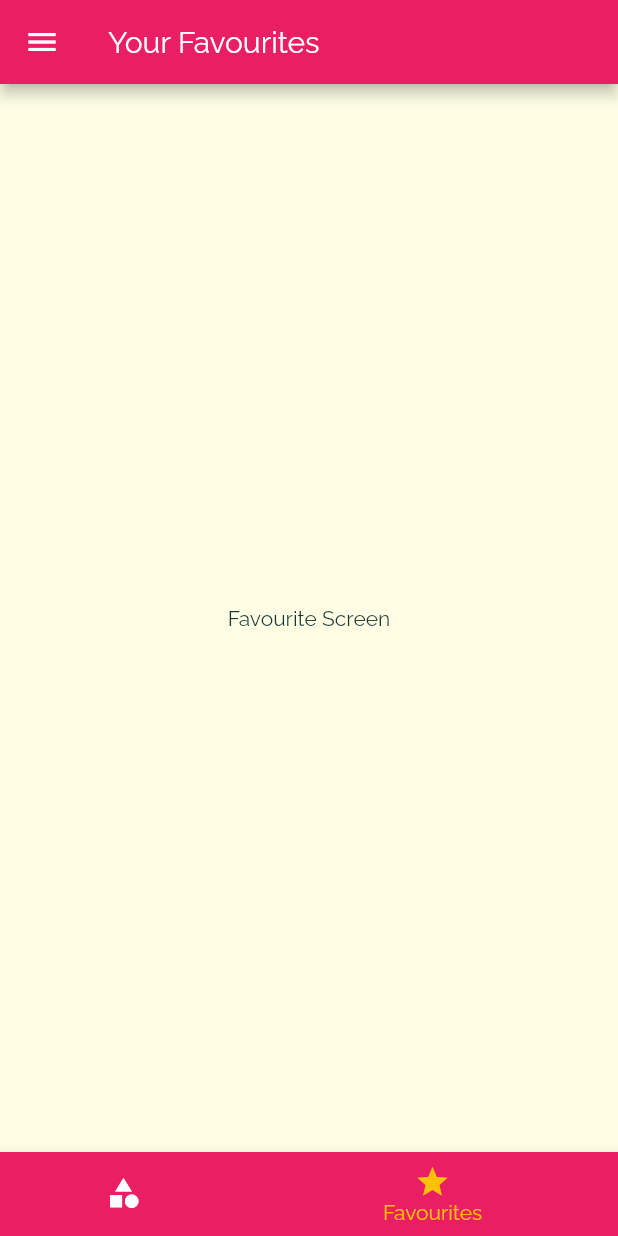
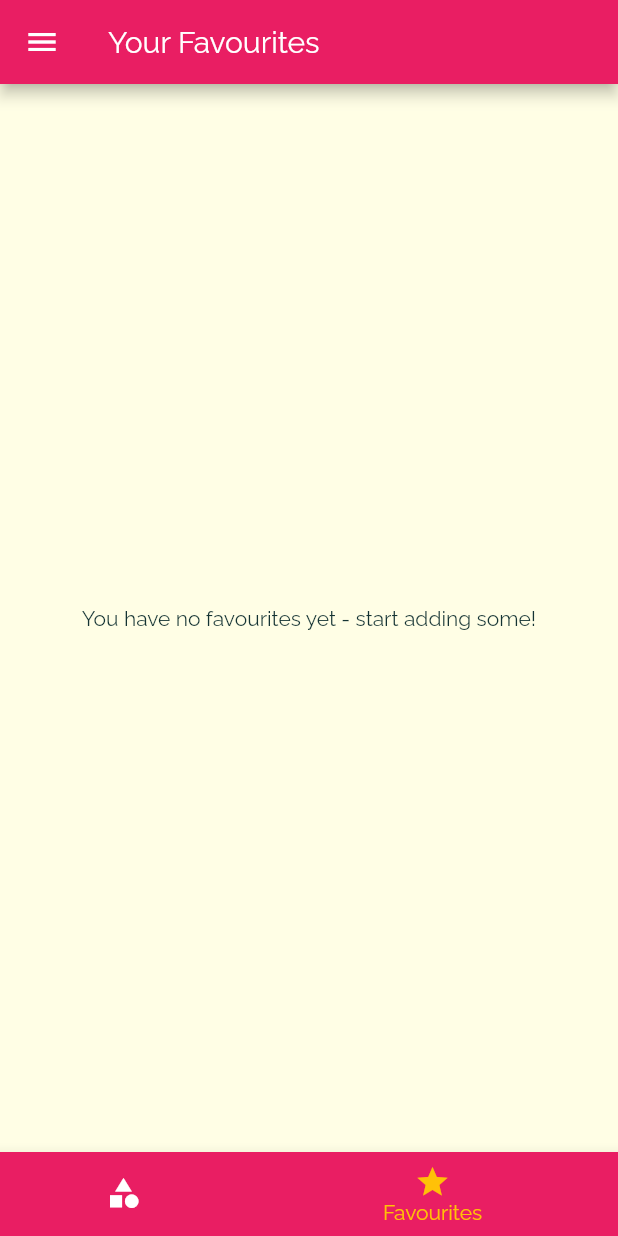
Before and after one commit to satyendrasingh8/recipe_App, a Flutter app: the screen it shows after launch, item 2 of the bottom bar chosen, on a phone screen of 412 x 824 dp. Run offline on Flutter 3.47's test engine with Material 2 defaults, Android fonts, the phone set to English and light mode, and no system bars.

Commit message:
finally  setup favourite page to add facvourite meals

```diff
--- a/lib/main.dart
+++ b/lib/main.dart
@@ -25,7 +25,7 @@ class _MyAppState extends State<MyApp> {
     'vegetarian': false,
   };
   List<Meal> _availableMeals = DUMMY_MEALS;
-
+  List<Meal> _favouriteMeals = [];
   void _setFilters(Map<String, bool> filterData) {
     setState(() {
       _filters = filterData;
@@ -43,9 +43,27 @@ class _MyAppState extends State<MyApp> {
           return false;
         }
         return true;
-
       }).toList();
     });
+  }
+
+  void _toggleFavourite(String mealId) {
+    final existingIndex =
+        _favouriteMeals.indexWhere((meal) => meal.id == mealId);
+    if (existingIndex >= 0) {
+      setState(() {
+        _favouriteMeals.removeAt(existingIndex);
+      });
+    } else {
+      setState(() {
+        _favouriteMeals
+            .add(DUMMY_MEALS.firstWhere((meal) => meal.id == mealId));
+      });
+    }
+  }
+
+  bool _isMealFavourite(String id) {
+    return _favouriteMeals.any((meal) => meal.id == id);
   }
 
   @override
@@ -68,10 +86,10 @@ class _MyAppState extends State<MyApp> {
       ),
       initialRoute: '/', //default is '/'
       routes: {
-        '/': (ctx) => TabsScreen(),
+        '/': (ctx) => TabsScreen(_favouriteMeals),
         CategoryMealsScreen.routeName: (ctx) =>
             CategoryMealsScreen(_availableMeals),
-        MealDetailScreen.routeName: (ctx) => MealDetailScreen(),
+        MealDetailScreen.routeName: (ctx) => MealDetailScreen(_toggleFavourite,_isMealFavourite),
         Settings.routeName: (ctx) => Settings(_filters, _setFilters),
       },
     );
--- a/lib/screens/category_meal_screen.dart
+++ b/lib/screens/category_meal_screen.dart
@@ -49,7 +49,7 @@ class _CategoryMealsScreenState extends State<CategoryMealsScreen> {
               duration: displayedMeals[index].duration,
               affordability: displayedMeals[index].affordability,
               complexity: displayedMeals[index].complexity,
-              removeItem: _removeMeal,
+
             );
           },
           itemCount: displayedMeals.length,
--- a/lib/screens/favourite_screen.dart
+++ b/lib/screens/favourite_screen.dart
@@ -1,10 +1,32 @@
 import 'package:flutter/material.dart';
+import 'package:recipeApp/models/meal.dart';
+import 'package:recipeApp/widgets/meal_item.dart';
 
 class FavouriteScreen extends StatelessWidget {
+  final List<Meal> favouriteMeals;
+  FavouriteScreen(this.favouriteMeals);
+
   @override
   Widget build(BuildContext context) {
-    return Center(
-      child: Text('Favourite Screen'),
-    );
+    if (favouriteMeals.isEmpty) {
+      return Center(
+        child: Text('You have no favourites yet - start adding some!'),
+      );
+    } else {
+      return ListView.builder(
+          itemBuilder: (ctx, index) {
+            return MealItem(
+              id: favouriteMeals[index].id,
+              title: favouriteMeals[index].title,
+              imageUrl: favouriteMeals[index].imageUrl,
+              duration: favouriteMeals[index].duration,
+              affordability: favouriteMeals[index].affordability,
+              complexity: favouriteMeals[index].complexity,
+
+            );
+          },
+          itemCount: favouriteMeals.length,
+        );
+    }
   }
 }
--- a/lib/screens/tabs_screen.dart
+++ b/lib/screens/tabs_screen.dart
@@ -1,20 +1,34 @@
 import 'package:flutter/material.dart';
+import 'package:recipeApp/models/meal.dart';
 import 'package:recipeApp/screens/categories_screen.dart';
 import 'package:recipeApp/screens/favourite_screen.dart';
 import 'package:recipeApp/widgets/main_drawer.dart';
 
 class TabsScreen extends StatefulWidget {
+  final List<Meal> favouriteMeals;
+  TabsScreen(this.favouriteMeals);
   @override
   _TabsScreenState createState() => _TabsScreenState();
 }
 
 class _TabsScreenState extends State<TabsScreen> {
-  final List<Map<String, Object>> _pages = [
-    {'page': CategoriesScreen(), 'title': 'Categories'},
-    {'page': FavouriteScreen(), 'title': 'Your Favourites'}
-  ];
+  List<Map<String, Object>> _pages;
 
   int _selectedPageIndex = 0;
+
+  @override
+  void initState() {
+    // TODO: implement initState
+    _pages = [
+      {'page': CategoriesScreen(), 'title': 'Categories'},
+      {
+        'page': FavouriteScreen(widget.favouriteMeals),
+        'title': 'Your Favourites'
+      }
+    ];
+
+    super.initState();
+  }
 
   void _selectPage(int index) {
     setState(() {
@@ -28,8 +42,7 @@ class _TabsScreenState extends State<TabsScreen> {
       appBar: AppBar(
         title: Text(_pages[_selectedPageIndex]['title']),
       ),
-
-     drawer: MainDrawer(),
+      drawer: MainDrawer(),
       body: _pages[_selectedPageIndex]['page'],
       bottomNavigationBar: BottomNavigationBar(
         onTap: _selectPage,
--- a/lib/widgets/meal_item.dart
+++ b/lib/widgets/meal_item.dart
@@ -9,7 +9,7 @@ class MealItem extends StatelessWidget {
   final int duration;
   final Complexity complexity;
   final Affordability affordability;
-  final Function removeItem;
+
   MealItem(
       {@required this.id,
       @required this.title,
@@ -17,7 +17,7 @@ class MealItem extends StatelessWidget {
       @required this.affordability,
       @required this.complexity,
       @required this.duration,
-      @required this.removeItem});
+    });
 
   String get complexityText {
     switch (complexity) {
@@ -56,7 +56,7 @@ class MealItem extends StatelessWidget {
         .pushNamed(MealDetailScreen.routeName, arguments: id)
         .then((result) {
       if (result != null) {
-        removeItem(result);
+       // removeItem(result);
       }
     });
   }
```
Also changed, not shown: lib/screens/meal_detail_screen.dart (+5 -5 lines).
